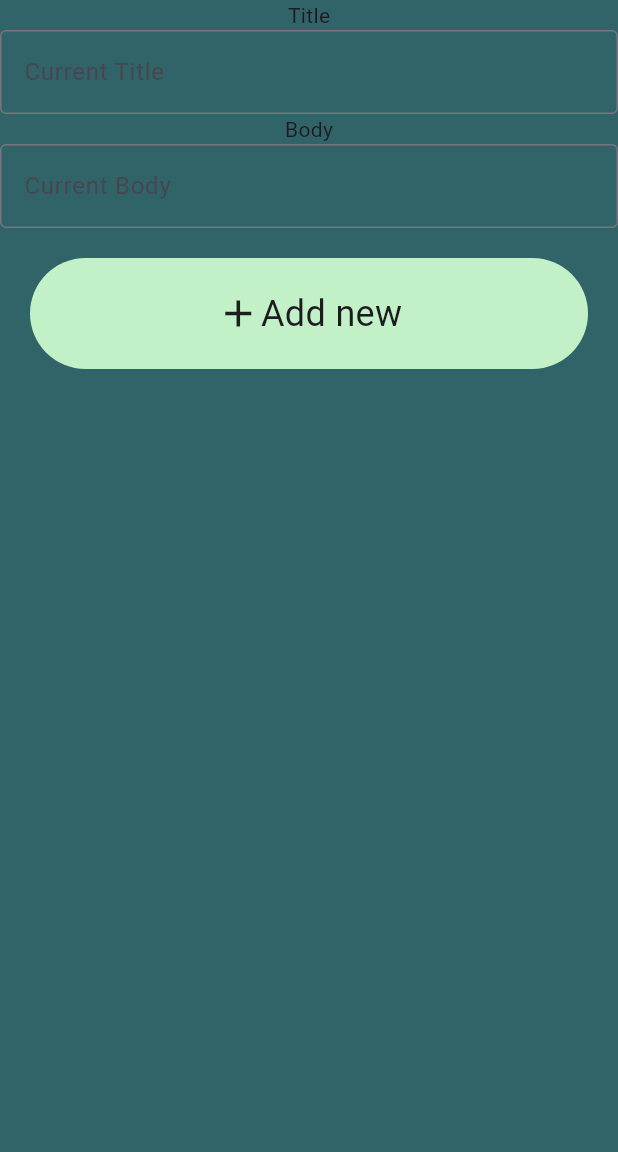
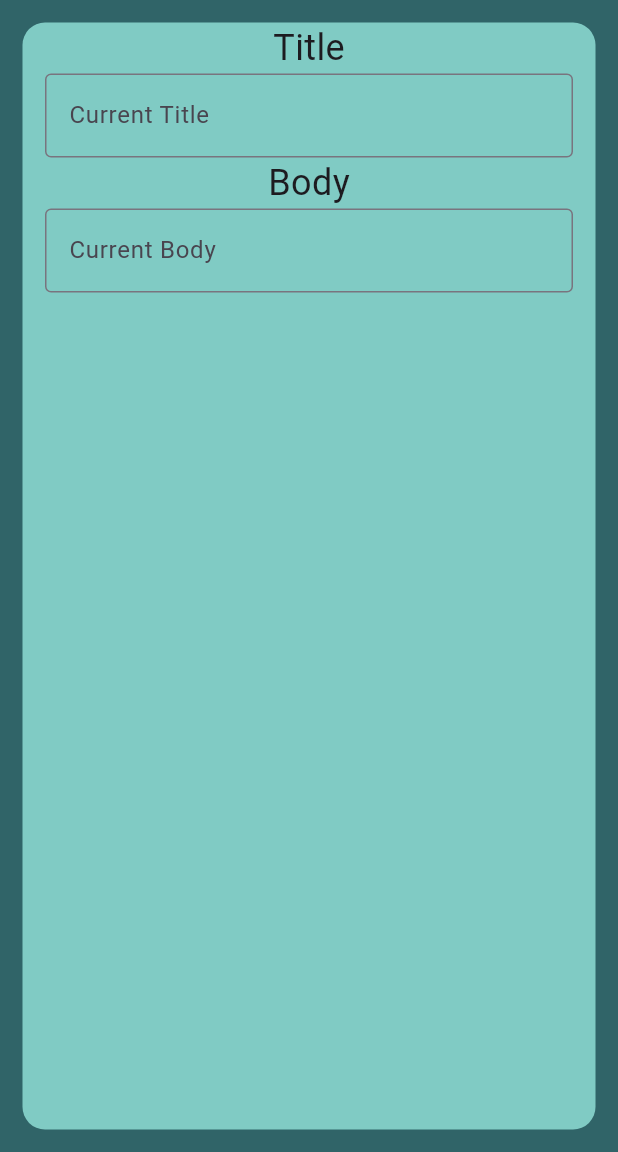
Before and after one commit to b-a-hanley/AnchoredMind, a Flutter app: the NewEntryPage screen opened directly, on a phone screen of 412 x 824 dp, the part 84-1236 px from its top. Run offline on Flutter 3.47's test engine with Material 3 defaults, Android fonts, the phone set to English and light mode, and no system bars; our stand-ins replace audioplayers, flick_video_player, video_player.

Commit message:
new entry page update

```diff
--- a/anchoredmind/lib/pages/new_entry_page.dart
+++ b/anchoredmind/lib/pages/new_entry_page.dart
@@ -11,24 +11,54 @@ class NewEntryPage extends StatelessWidget {
     return Scaffold(
       backgroundColor: MyColours.backgroundGreen,
       appBar: MyAppBar(name: "New Entry", context),
-      body: Column(
+      body: Container(
+        margin: EdgeInsets.all(15),
+        padding: EdgeInsets.symmetric(horizontal: 15),
+        decoration: BoxDecoration(
+          color: MyColours.teal,
+          borderRadius: BorderRadius.circular(15),
+        ),
+        child: ConstrainedBox(
+
+          constraints: const BoxConstraints.expand(),
+          child: Column(
             children: [
-          Text("Title"),
+            Text(
+              'Title',
+              textAlign: TextAlign.left,
+              style: TextStyle(
+                fontSize: 24.0,// Make the text larger
+              ),
+            ),
             TextField(
+              maxLines: null,
               decoration: InputDecoration(
                 border: OutlineInputBorder(),
                 hintText: 'Current Title',
               ),
             ),
-          Text("Body"),
-          TextField(
+            Text(
+              'Body',
+              textAlign: TextAlign.left,
+              style: TextStyle(
+                fontSize: 24.0,// Make the text larger
+              ),
+            ),
+            ConstrainedBox(
+              constraints: BoxConstraints(
+                maxHeight: 300.0,
+              ),
+              child: TextField(
+                maxLines: null,
                 decoration: InputDecoration(
                   border: OutlineInputBorder(),
                   hintText: 'Current Body',
                 ),
               ),
-          MyButton(name: "Add new", icon: Icons.add)
+            ),
           ],
+        ),
+      ),
       ),
     );
   }
```
Lines whose indentation alone changed are shown as unchanged.
